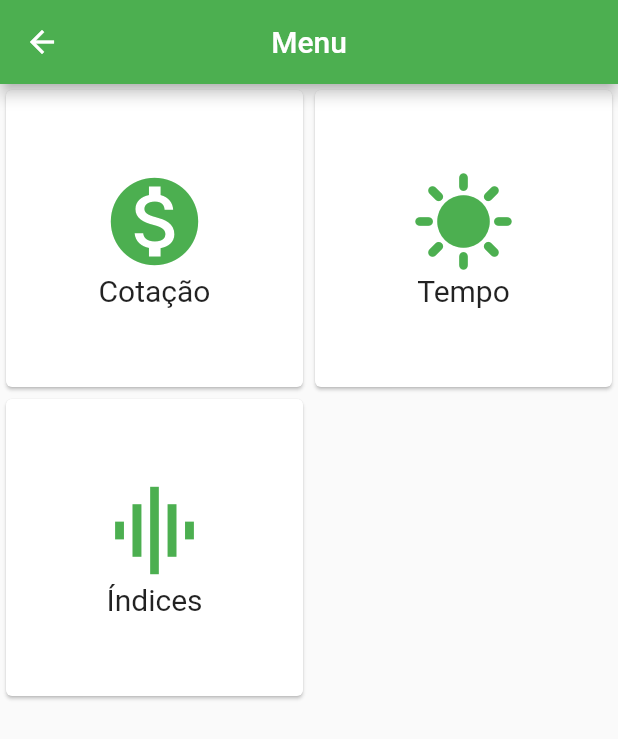
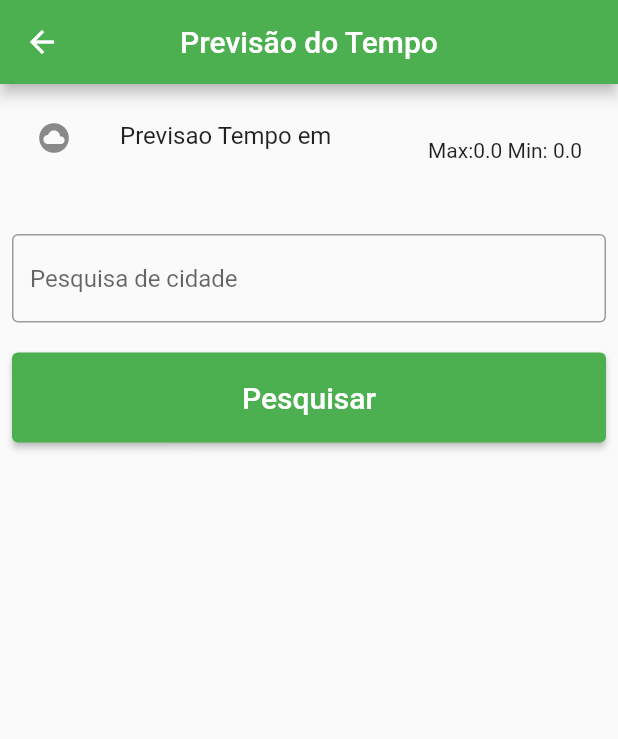
Before and after one commit to MarceloSolusysMobile/agro_app, a Flutter app: the Menu screen opened directly, after a tap on "Tempo", on a phone screen of 412 x 824 dp. Shown: the top 739 px of the screen. Run offline on Flutter 3.47's test engine with Material 2 defaults, Android fonts, the phone set to English and light mode, and no system bars; network calls fail.

Commit message:
aula-19_05_23

```diff
--- a/lib/model/Produto.dart
+++ b/lib/model/Produto.dart
@@ -1,6 +1,7 @@
 class Produto {
   String descricao;
+  String nome;
   double valor;
 
-  Produto({this.descricao = '', this.valor = 0});
+  Produto({this.descricao = '', this.nome = '', this.valor = 0});
 }
--- /dev/null
+++ b/lib/model/previsao.dart
@@ -0,0 +1,19 @@
+class Previsao {
+  double temperaturaMax;
+  double temperaturaMin;
+  String descricao;
+  Previsao(
+      {
+        this.temperaturaMax = 0,
+        this.temperaturaMin = 0,
+        this.descricao = ''
+      });
+
+  factory Previsao.fromJson(Map<String, dynamic> json) {
+    return Previsao(
+      temperaturaMax: json['main']['temp_max'],
+      temperaturaMin: json['main']['temp_min'],
+      descricao: json['weather'][0]['description'],
+    );
+  }
+}
--- a/lib/screens/menu.dart
+++ b/lib/screens/menu.dart
@@ -1,4 +1,5 @@
 import 'package:agro_app/screens/listagemPrecos.dart';
+import 'package:agro_app/screens/tempo.dart';
 import 'package:flutter/material.dart';
 
 class Menu extends StatefulWidget {
@@ -18,6 +19,16 @@ class _MenuState extends State<Menu> {
       ),
     );
   }
+
+   void navigateTempo() {
+    Navigator.push(
+      context,
+      MaterialPageRoute(
+        builder: (context) => const Tempo(),
+      ),
+    );
+  }
+
 
 
   @override
@@ -55,6 +66,7 @@ class _MenuState extends State<Menu> {
           Card(
             child: InkWell(
               onTap: () {
+                navigateTempo();
               },
               splashColor: Colors.green.withAlpha(30),
               child: Center(
--- /dev/null
+++ b/lib/screens/tempo.dart
@@ -0,0 +1,102 @@
+import 'dart:convert';
+
+import 'package:flutter/material.dart';
+import 'package:flutter/src/widgets/framework.dart';
+import 'package:flutter/src/widgets/placeholder.dart';
+import 'package:agro_app/model/previsao.dart';
+import 'package:http/http.dart' as http;
+
+class Tempo extends StatefulWidget {
+  const Tempo({super.key});
+
+  @override
+  State<Tempo> createState() => _TempoState();
+}
+
+class _TempoState extends State<Tempo> {
+  Previsao minhaPrevisao = Previsao();
+
+  final TextEditingController _controllerPesquisa =
+      TextEditingController(text: '');
+
+  final String apiKey = '5ebaf5ca0c1e0aca915c0a100f647dd9';
+  //import 'package:http/http.dart' as http;
+  Future<Previsao> buscarTempo(String cidade) async {
+    final response = await http.get(Uri.parse(
+        'https://api.openweathermap.org/data/2.5/weather'
+        '?q=$cidade&appid=$apiKey&units=metric'));
+
+    if (response.statusCode == 200) {
+      return Previsao.fromJson(jsonDecode(response.body));
+    } else {
+      throw Exception('Falha ao obter informações de clima');
+    }
+  }
+
+  String convertGraus(double k){
+    double c = (k - 273.15);
+    return c.toStringAsFixed(2);
+  }
+
+
+
+
+
+
+  @override
+  Widget build(BuildContext context) {
+    return Scaffold(
+      appBar: AppBar(
+          backgroundColor: Colors.green,
+          centerTitle: true,
+          title: const Text("Previsão do Tempo")),
+      body: Padding(
+        padding: const EdgeInsets.all(8.0),
+        child: Column(
+          children: [
+            ListTile(
+              leading:const Icon(Icons.cloud_circle),
+              title: Text('Previsao Tempo em ${_controllerPesquisa.text}'),
+              subtitle: Text(minhaPrevisao.descricao),
+              trailing:
+              Text('Max:${minhaPrevisao.temperaturaMax} Min: ${minhaPrevisao.temperaturaMin}'),
+            ),
+            const SizedBox(height: 20,),
+            TextField(
+              controller: _controllerPesquisa,
+              decoration: const InputDecoration(
+                hintText: 'Pesquisa de cidade',
+                border: OutlineInputBorder(),
+              ),
+            ),
+            const SizedBox(height: 20,),
+            Row(
+            children: <Widget>[
+              Expanded(
+                child: ElevatedButton(
+                  onPressed: ()async {
+                    minhaPrevisao = await
+                    buscarTempo(_controllerPesquisa.text);
+
+                    setState(() {
+
+                    });
+                  },
+                  style: ElevatedButton.styleFrom(
+                    backgroundColor: Colors.green,
+                    minimumSize: const Size(double.infinity, 60),
+                  ),
+                  child: const Text(
+                    'Pesquisar',
+                    style: TextStyle(fontSize: 20),
+                  ),
+                ),
+              ),
+            ],
+          ),
+          ],
+        ),
+      ),
+    );
+  }
+}
--- a/pubspec.yaml
+++ b/pubspec.yaml
@@ -40,7 +40,6 @@ dev_dependencies:
   flutter_test:
     sdk: flutter
   http: ^0.13.6
-  syncfusion_flutter_charts: ^21.2.4
 
   # The "flutter_lints" package below contains a set of recommended lints to
   # encourage good coding practices. The lint set provided by the package is
```
Also changed, not shown: lib/screens/listagemPrecos.dart (+12 -5 lines), pubspec.lock.
